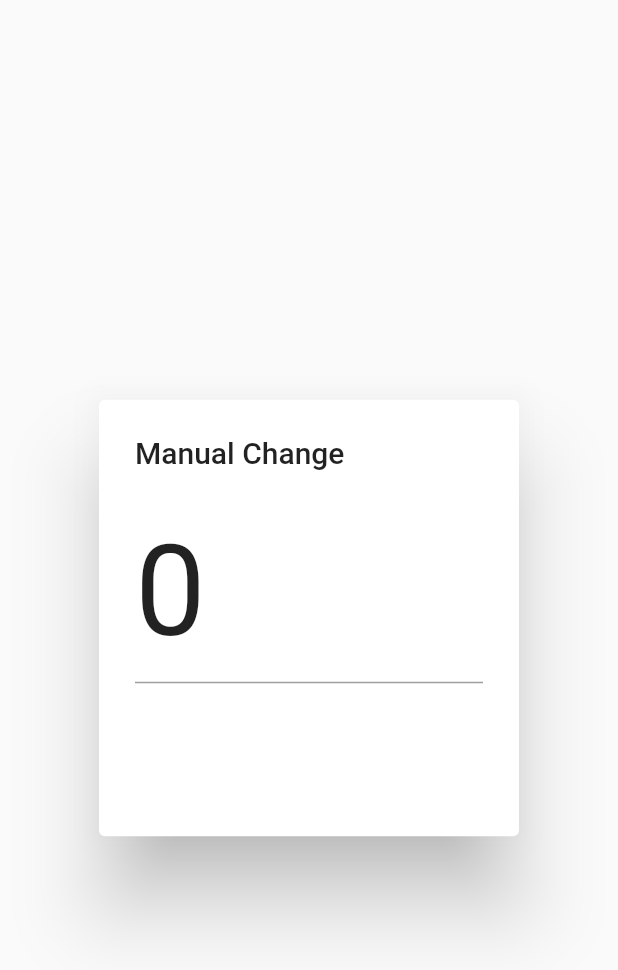
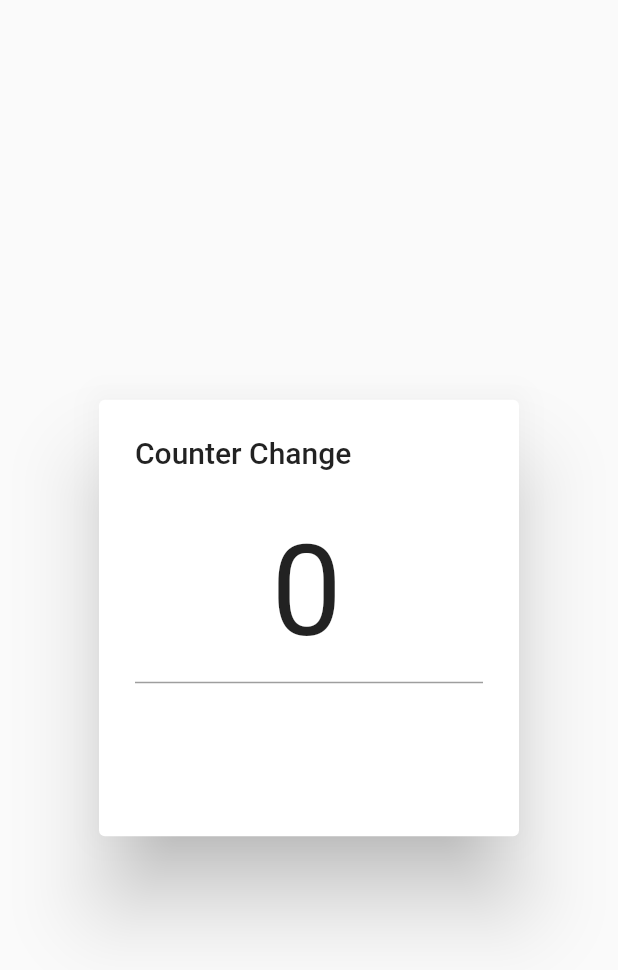
Before and after one commit to AlmondBranchh/CrochetCounter, a Flutter app: the ManualCounterEditor widget shown alone on an empty page, opened directly, on a phone screen of 412 x 824 dp. Shown: the top 970 px of the screen. Run offline on Flutter 3.47's test engine with Material 2 defaults, Android fonts, the phone set to English and light mode, and no system bars.

Commit message:
Change manual counter text to be in center

```diff
--- a/lib/widgets/manual_counter_change.dart
+++ b/lib/widgets/manual_counter_change.dart
@@ -12,16 +12,19 @@ class _ManualCounterEditorState extends State<ManualCounterEditor> {
   @override
   Widget build(BuildContext context) {
     return AlertDialog(
-      title: Text("Manual Change"),
+      alignment: Alignment.center,
+      title: Text("Counter Change"),
       content: SizedBox(
         height: 200,
         width: 200,
       child: Column(
         children: [
           TextField(
+            textAlign: TextAlign.center,
             style: const TextStyle(
               fontSize: 84,
             ),
+            keyboardType: TextInputType.number,
             controller: TextEditingController(
 
                 text: GetCounterValueString()
```
